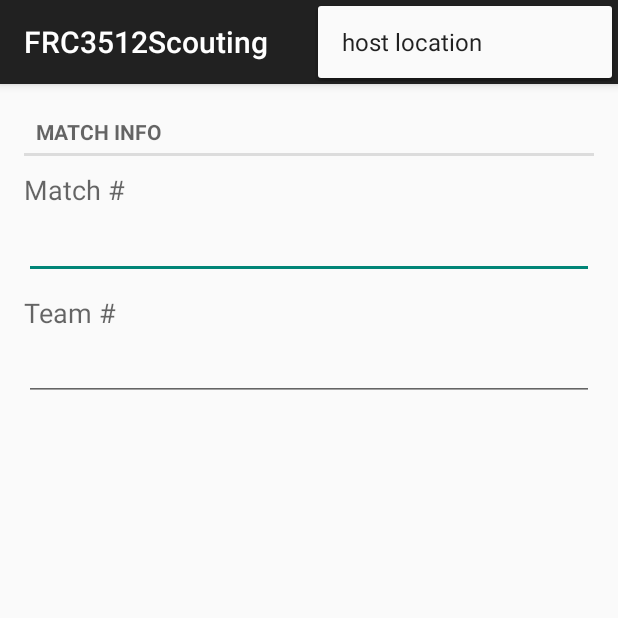
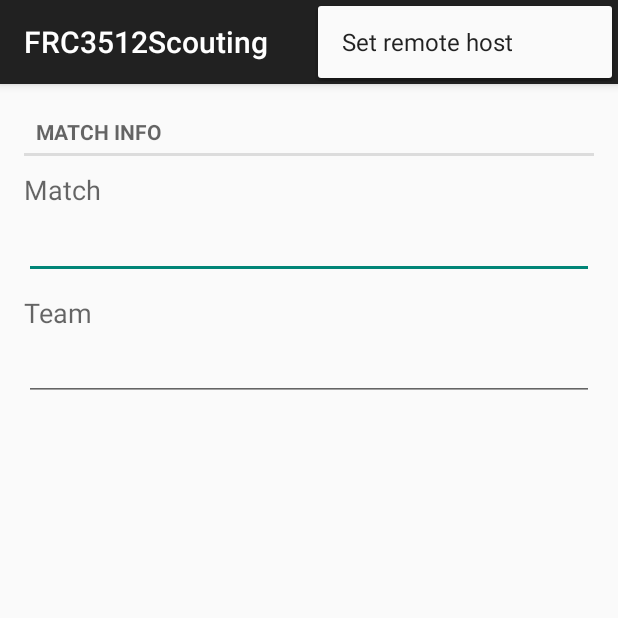
Before and after one commit to Team3512/FRC-3512-Scouting-Android-2015, an Android app: the screen it shows after launch (MainActivity), with the options menu open, on a phone screen of 412 x 824 dp, the top half of it. Run offline under Robolectric (Android 15) with nearby library versions, the phone set to English and light mode, and no system bars.

Commit message:
Fix broken build

```diff
--- a/app/src/main/java/com/verra/frc3512scouting/MainActivity.java
+++ b/app/src/main/java/com/verra/frc3512scouting/MainActivity.java
@@ -84,8 +84,6 @@ public class MainActivity extends ActionBarActivity {
 
     public void onNewMatchClicked(View view)
     {
-        Intent intent = new Intent(this, MatchInfo.class);
-        startActivity(intent);
 
     }
 
--- a/app/src/main/res/layout/fragment_match_info.xml
+++ b/app/src/main/res/layout/fragment_match_info.xml
@@ -27,7 +27,7 @@
             android:layout_height="wrap_content"
             android:layout_marginBottom="2dp"
             android:textAppearance="?android:attr/textAppearanceMedium"
-            android:text="Match #"
+            android:text="Match"
             android:id="@+id/match_label" />
 
         <EditText
@@ -45,7 +45,7 @@
             android:layout_height="wrap_content"
             android:layout_marginBottom="2dp"
             android:textAppearance="?android:attr/textAppearanceMedium"
-            android:text="Team #"
+            android:text="Team"
             android:id="@+id/team_label" />
 
         <EditText
--- a/app/src/main/res/values/strings.xml
+++ b/app/src/main/res/values/strings.xml
@@ -2,7 +2,7 @@
     <string name="app_name">FRC3512Scouting</string>
 
     <string name="hello_world">Hello world!</string>
-    <string name="action_settings">host location</string>
+    <string name="action_settings">Set remote host</string>
     <string-array name="tote_spinner">
         <item>0</item>
         <item>1</item>
```
